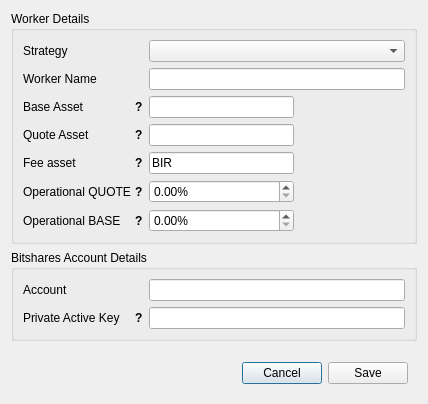
Kaiser182/MMBot, file dexbot/views/ui/create_worker_window.ui: the form before one commit.
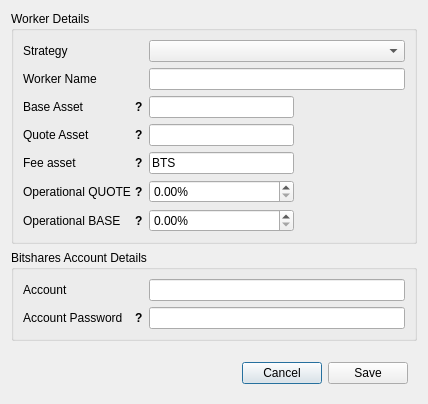
The form after the commit.

Diff of the .ui file:
```diff
--- a/dexbot/views/ui/create_worker_window.ui
+++ b/dexbot/views/ui/create_worker_window.ui
@@ -181,7 +181,7 @@
             </size>
            </property>
            <property name="text">
-            <string>Private Active Key</string>
+            <string>Account Password</string>
            </property>
            <property name="wordWrap">
             <bool>true</bool>
@@ -608,7 +608,7 @@
          </size>
         </property>
         <property name="text">
-         <string>BIR</string>
+         <string>BTS</string>
         </property>
        </widget>
       </item>
```
Left out of the diff: 2 changed lines with no effect on the pictures.
